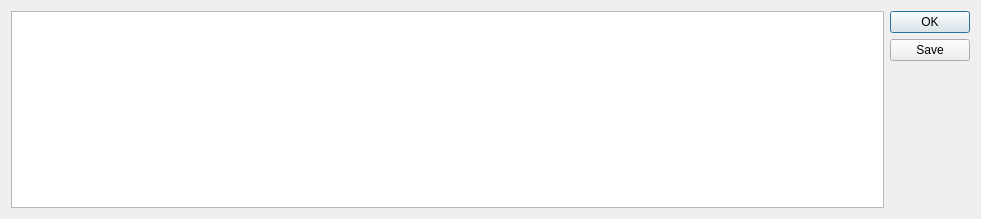
Qt form dialogs/textbrowser.ui (pullmoll/p2emu) before a commit.
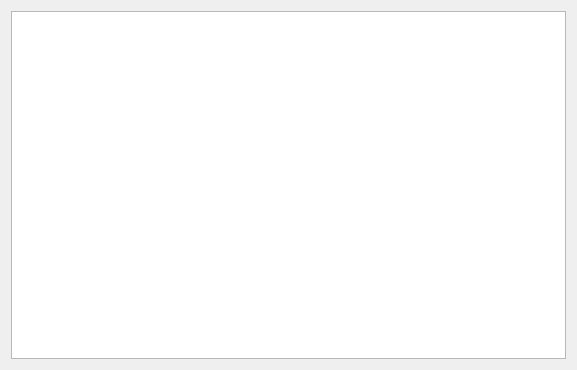
The same form after that commit.

The edit to the form file:
```diff
--- a/dialogs/textbrowser.ui
+++ b/dialogs/textbrowser.ui
@@ -6,36 +6,21 @@
    <rect>
     <x>0</x>
     <y>0</y>
-    <width>981</width>
-    <height>219</height>
+    <width>577</width>
+    <height>370</height>
    </rect>
   </property>
   <property name="windowTitle">
    <string>Dialog</string>
   </property>
-  <layout class="QGridLayout" name="gridLayout">
-   <item row="0" column="0">
-    <widget class="QSplitter" name="splitter">
-     <property name="orientation">
-      <enum>Qt::Vertical</enum>
-     </property>
-     <widget class="QTextBrowser" name="tb_listing">
-      <property name="font">
-       <font>
-        <family>DejaVu Sans Mono</family>
-        <pointsize>8</pointsize>
-       </font>
-      </property>
-     </widget>
-    </widget>
-   </item>
-   <item row="0" column="1">
-    <widget class="QDialogButtonBox" name="buttonBox">
-     <property name="orientation">
-      <enum>Qt::Vertical</enum>
-     </property>
-     <property name="standardButtons">
-      <set>QDialogButtonBox::Ok|QDialogButtonBox::Save</set>
+  <layout class="QVBoxLayout" name="verticalLayout">
+   <item>
+    <widget class="QTextBrowser" name="tb_listing">
+     <property name="font">
+      <font>
+       <family>DejaVu Sans Mono</family>
+       <pointsize>8</pointsize>
+      </font>
      </property>
     </widget>
    </item>
```
Left out of the diff: 35 changed lines with no effect on the pictures.
